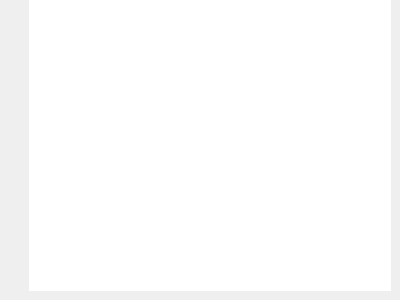
This is editorwidget.ui in Deatrax/codenheimer as Qt 5 draws it before an edit. The edited form follows.
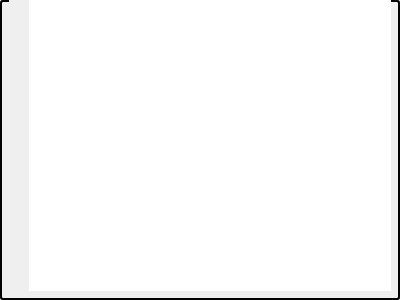
This is the edited form.

Commit message: maybe the border issue is now gone on windows

```diff
--- a/editorwidget.ui
+++ b/editorwidget.ui
@@ -14,10 +14,7 @@
    <string>Form</string>
   </property>
   <property name="styleSheet">
-   <string notr="true">QWidget#widget{
-	border:2px solid ocean;
-	border-radius:3px;
-}</string>
+   <string notr="true"/>
   </property>
   <layout class="QHBoxLayout" name="horizontalLayout_2">
    <property name="spacing">
@@ -38,7 +35,10 @@
    <item>
     <widget class="QWidget" name="widget" native="true">
      <property name="styleSheet">
-      <string notr="true">border:none;</string>
+      <string notr="true">QWidget#widget{
+	border:2px solid ocean;
+	border-radius:3px;
+}</string>
      </property>
      <layout class="QHBoxLayout" name="horizontalLayout">
       <property name="spacing">
@@ -68,7 +68,7 @@
          </size>
         </property>
         <property name="styleSheet">
-         <string notr="true"/>
+         <string notr="true">border:none;</string>
         </property>
         <property name="widgetResizable">
          <bool>true</bool>
@@ -82,7 +82,7 @@
            <x>0</x>
            <y>0</y>
            <width>20</width>
-           <height>291</height>
+           <height>288</height>
           </rect>
          </property>
          <property name="sizePolicy">
@@ -150,6 +150,9 @@
         <property name="cursor" stdset="0">
          <cursorShape>IBeamCursor</cursorShape>
         </property>
+        <property name="styleSheet">
+         <string notr="true">border:none;</string>
+        </property>
         <property name="inputMethodHints">
          <set>Qt::ImhMultiLine|Qt::ImhNoAutoUppercase</set>
         </property>
```
The commit also changes 1 other file.
